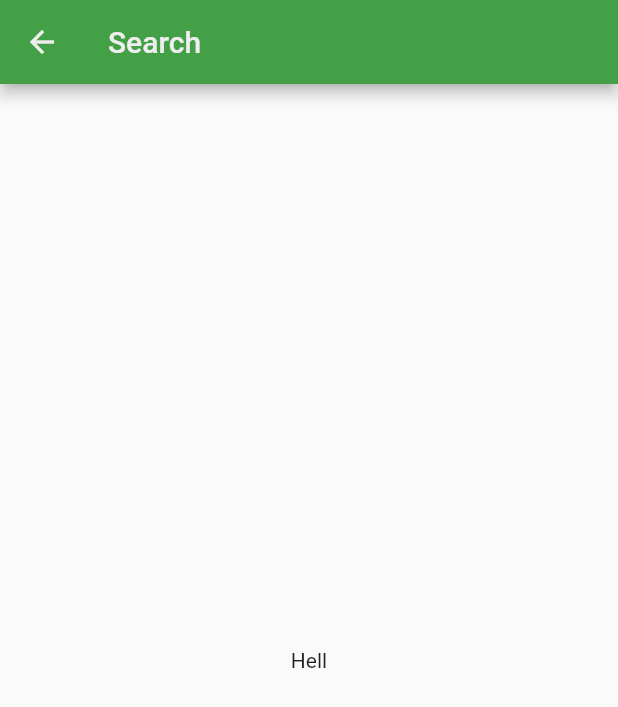
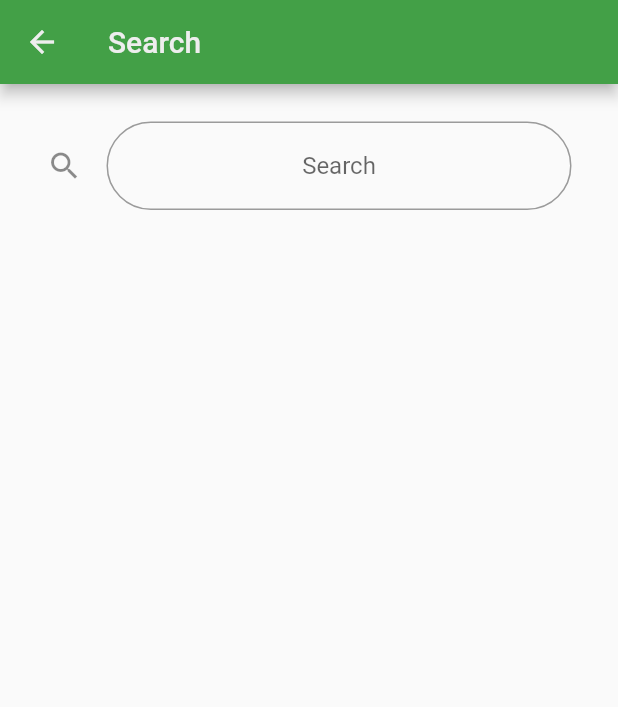
Before and after one commit to akhilk999/GardenGuide, a Flutter app: the Search screen opened directly, on a phone screen of 412 x 824 dp. Shown: the top 707 px of the screen. Run offline on Flutter 3.47's test engine with Material 2 defaults, Android fonts, the phone set to English and light mode, and no system bars; our stand-ins replace google_fonts, material_floating_search_bar, shared_preferences; accounts and stored records are empty.

Commit message:
added search bar in search.dart

```diff
--- a/lib/search.dart
+++ b/lib/search.dart
@@ -1,4 +1,5 @@
 import 'package:flutter/material.dart';
+import 'package:material_floating_search_bar/material_floating_search_bar.dart';
 
 class Search extends StatefulWidget {
   @override
@@ -6,6 +7,8 @@ class Search extends StatefulWidget {
 }
 
 class _SearchState extends State<Search> {
+  late String search;
+
   @override
   Widget build(BuildContext context) {
     return Scaffold(
@@ -18,8 +21,32 @@ class _SearchState extends State<Search> {
             style: TextStyle(fontSize: 20,color: Colors.grey[200],)),
         backgroundColor: Colors.green[600],
       ),
-      body: Center(
-        child: Text('Hell'),
+      body: Column(
+        children: <Widget> [
+          Center(
+            child: Column(
+              children: <Widget>[
+                SizedBox(height: 25),
+                SizedBox(
+                width: 350,
+                child: TextField(
+                  textAlign: TextAlign.center,
+                  onChanged: (value) {
+                    search = value;
+                  },
+                  decoration: InputDecoration(
+                    hintText: 'Search',
+                    border: OutlineInputBorder(
+                        borderRadius: BorderRadius.circular(30)
+                    ),
+                    icon: Icon(Icons.search),
+                  ),
+                ),
+              ),
+              ],
+            ),
+          ),
+        ]
       ),
     );
   }
--- a/pubspec.yaml
+++ b/pubspec.yaml
@@ -29,6 +29,7 @@ dependencies:
   firebase_core: ^1.7.0
   firebase_auth: ^3.1.3
   cloud_firestore: ^2.5.3
+  material_floating_search_bar: ^0.3.6
 
 dev_dependencies:
   flutter_test:
```
Also changed, not shown: pubspec.lock.
